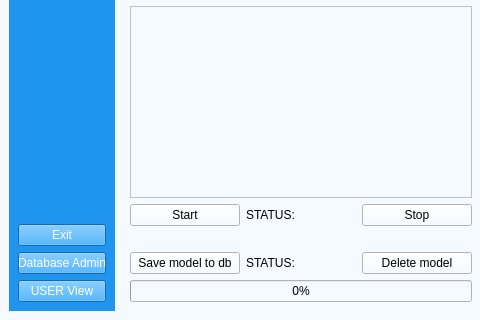
matimusial/ADHDPredictorApp, file UI/aUI_projekt_EEG.ui: the form before one commit; both pictures show x 0 to 480 and y 422 to 742 of the 1280 by 742 pixel window.
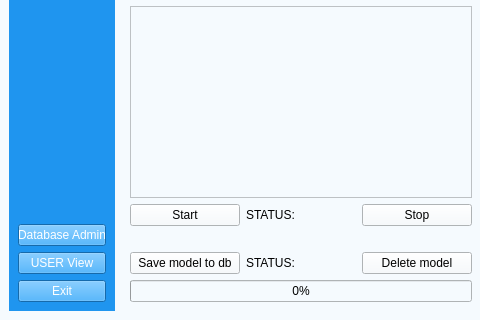
The form after the commit. Icons and pictures are not drawn.

Commit message: exit button

What changed in the file:
```diff
--- a/UI/aUI_projekt_EEG.ui
+++ b/UI/aUI_projekt_EEG.ui
@@ -127,13 +127,6 @@
            </property>
           </spacer>
          </item>
-         <item>
-          <widget class="QPushButton" name="exitButton">
-           <property name="text">
-            <string>Exit</string>
-           </property>
-          </widget>
-         </item>
          <item>
           <widget class="QPushButton" name="dbButton">
            <property name="text">
@@ -154,6 +147,13 @@
            </property>
           </widget>
          </item>
+         <item>
+          <widget class="QPushButton" name="exitButton">
+           <property name="text">
+            <string>Exit</string>
+           </property>
+          </widget>
+         </item>
         </layout>
        </widget>
       </item>
```
The commit also changes 5 other files.
